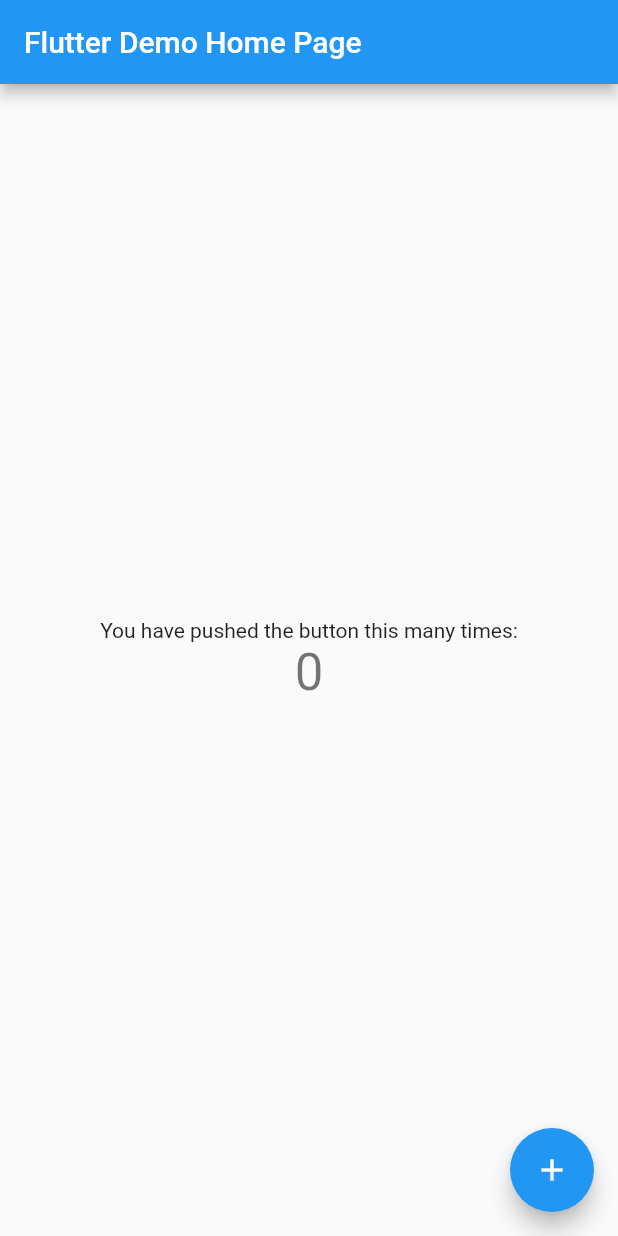
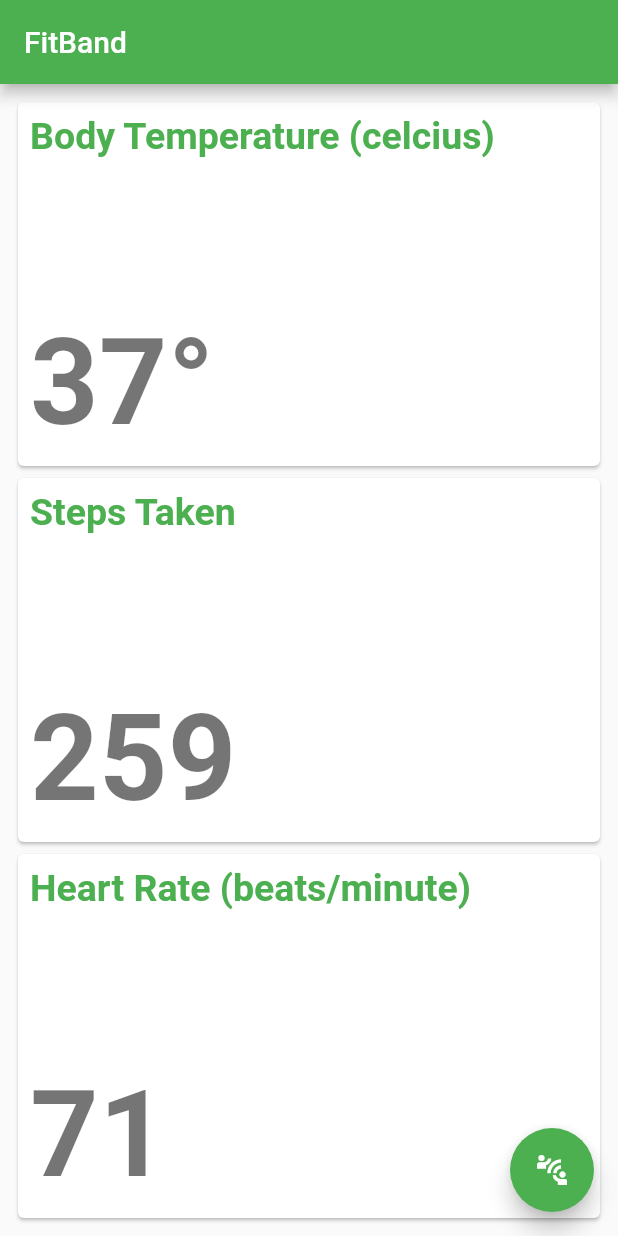
Before and after one commit to tusharsadhwani/FitBand, a Flutter app: the screen it shows after launch, on a phone screen of 412 x 824 dp. Run offline on Flutter 3.47's test engine with Material 2 defaults, Android fonts, the phone set to English and light mode, and no system bars.

Commit message:
Add HomePage

```diff
--- a/lib/main.dart
+++ b/lib/main.dart
@@ -1,115 +1,84 @@
 import 'package:flutter/material.dart';
 
 void main() {
-  runApp(const MyApp());
+  runApp(MaterialApp(
+    title: "FitBand",
+    home: const HomePage(),
+    theme:ThemeData(
+          primarySwatch: Colors.green,
+        )
+  ));
 }
 
-class MyApp extends StatelessWidget {
-  const MyApp({Key? key}) : super(key: key);
+class HomePage extends StatelessWidget {
+  const HomePage({ Key? key }) : super(key: key);
 
-  // This widget is the root of your application.
   @override
   Widget build(BuildContext context) {
-    return MaterialApp(
-      title: 'Flutter Demo',
-      theme: ThemeData(
-        // This is the theme of your application.
-        //
-        // Try running your application with "flutter run". You'll see the
-        // application has a blue toolbar. Then, without quitting the app, try
-        // changing the primarySwatch below to Colors.green and then invoke
-        // "hot reload" (press "r" in the console where you ran "flutter run",
-        // or simply save your changes to "hot reload" in a Flutter IDE).
-        // Notice that the counter didn't reset back to zero; the application
-        // is not restarted.
-        primarySwatch: Colors.blue,
+    return Scaffold(
+      appBar:AppBar(
+        title: const Text("FitBand"),
       ),
-      home: const MyHomePage(title: 'Flutter Demo Home Page'),
+      body: Center(
+        child: Padding(
+          padding: const EdgeInsets.all(8.0),
+          child: Column(
+            mainAxisAlignment: MainAxisAlignment.spaceBetween,
+            crossAxisAlignment: CrossAxisAlignment.stretch,
+            children:const <Widget>[
+              Expanded(flex:1,child:FitBandCard(fitbandParameter: "Body Temperature (celcius)", fitbandParameterValue: "37°"),
+             ),
+             Expanded(flex:1,child:FitBandCard(fitbandParameter: "Steps Taken", fitbandParameterValue: "259"),
+             ),
+             Expanded(flex:1,child:FitBandCard(fitbandParameter: "Heart Rate (beats/minute)", fitbandParameterValue: "71"),
+             ), ]
+          ),
+        ),
+      ),
+    floatingActionButton: FloatingActionButton(onPressed: (){},
+    child: const Icon(Icons.connect_without_contact),),
     );
   }
 }
 
-class MyHomePage extends StatefulWidget {
-  const MyHomePage({Key? key, required this.title}) : super(key: key);
+class FitBandCard extends StatefulWidget {
+  const FitBandCard({Key?key,
+  required this.fitbandParameter,
+  required this.fitbandParameterValue}): super(key: key);
 
-  // This widget is the home page of your application. It is stateful, meaning
-  // that it has a State object (defined below) that contains fields that affect
-  // how it looks.
-
-  // This class is the configuration for the state. It holds the values (in this
-  // case the title) provided by the parent (in this case the App widget) and
-  // used by the build method of the State. Fields in a Widget subclass are
-  // always marked "final".
-
-  final String title;
+  final String fitbandParameter;
+  final String fitbandParameterValue;
 
   @override
-  State<MyHomePage> createState() => _MyHomePageState();
+  _FitBandCardState createState() => _FitBandCardState();
 }
 
-class _MyHomePageState extends State<MyHomePage> {
-  int _counter = 0;
-
-  void _incrementCounter() {
-    setState(() {
-      // This call to setState tells the Flutter framework that something has
-      // changed in this State, which causes it to rerun the build method below
-      // so that the display can reflect the updated values. If we changed
-      // _counter without calling setState(), then the build method would not be
-      // called again, and so nothing would appear to happen.
-      _counter++;
-    });
-  }
+class _FitBandCardState extends State<FitBandCard> {
 
   @override
   Widget build(BuildContext context) {
-    // This method is rerun every time setState is called, for instance as done
-    // by the _incrementCounter method above.
-    //
-    // The Flutter framework has been optimized to make rerunning build methods
-    // fast, so that you can just rebuild anything that needs updating rather
-    // than having to individually change instances of widgets.
-    return Scaffold(
-      appBar: AppBar(
-        // Here we take the value from the MyHomePage object that was created by
-        // the App.build method, and use it to set our appbar title.
-        title: Text(widget.title),
-      ),
-      body: Center(
-        // Center is a layout widget. It takes a single child and positions it
-        // in the middle of the parent.
-        child: Column(
-          // Column is also a layout widget. It takes a list of children and
-          // arranges them vertically. By default, it sizes itself to fit its
-          // children horizontally, and tries to be as tall as its parent.
-          //
-          // Invoke "debug painting" (press "p" in the console, choose the
-          // "Toggle Debug Paint" action from the Flutter Inspector in Android
-          // Studio, or the "Toggle Debug Paint" command in Visual Studio Code)
-          // to see the wireframe for each widget.
-          //
-          // Column has various properties to control how it sizes itself and
-          // how it positions its children. Here we use mainAxisAlignment to
-          // center the children vertically; the main axis here is the vertical
-          // axis because Columns are vertical (the cross axis would be
-          // horizontal).
-          mainAxisAlignment: MainAxisAlignment.center,
-          children: <Widget>[
-            const Text(
-              'You have pushed the button this many times:',
-            ),
-            Text(
-              '$_counter',
-              style: Theme.of(context).textTheme.headline4,
-            ),
+    return Card(
+              child:Padding(
+                padding: const EdgeInsets.all(8.0),
+                child: Column(
+                  crossAxisAlignment: CrossAxisAlignment.start,
+                  mainAxisAlignment: MainAxisAlignment.spaceBetween,
+                  children: <Widget>[
+             Text(widget.fitbandParameter,style:const TextStyle(
+                 color: Colors.green,
+                 fontWeight: FontWeight.bold,
+                 fontSize: 25,
+                 overflow: TextOverflow.visible,
+             )),
+             Text(widget.fitbandParameterValue,style:const TextStyle(
+                 color:Colors.black54,
+                 fontWeight: FontWeight.bold,
+                 fontSize: 80,
+                 overflow: TextOverflow.visible,
+             ))
           ],
         ),
       ),
-      floatingActionButton: FloatingActionButton(
-        onPressed: _incrementCounter,
-        tooltip: 'Increment',
-        child: const Icon(Icons.add),
-      ), // This trailing comma makes auto-formatting nicer for build methods.
     );
   }
 }
```
Also changed, not shown: 1 other file.
